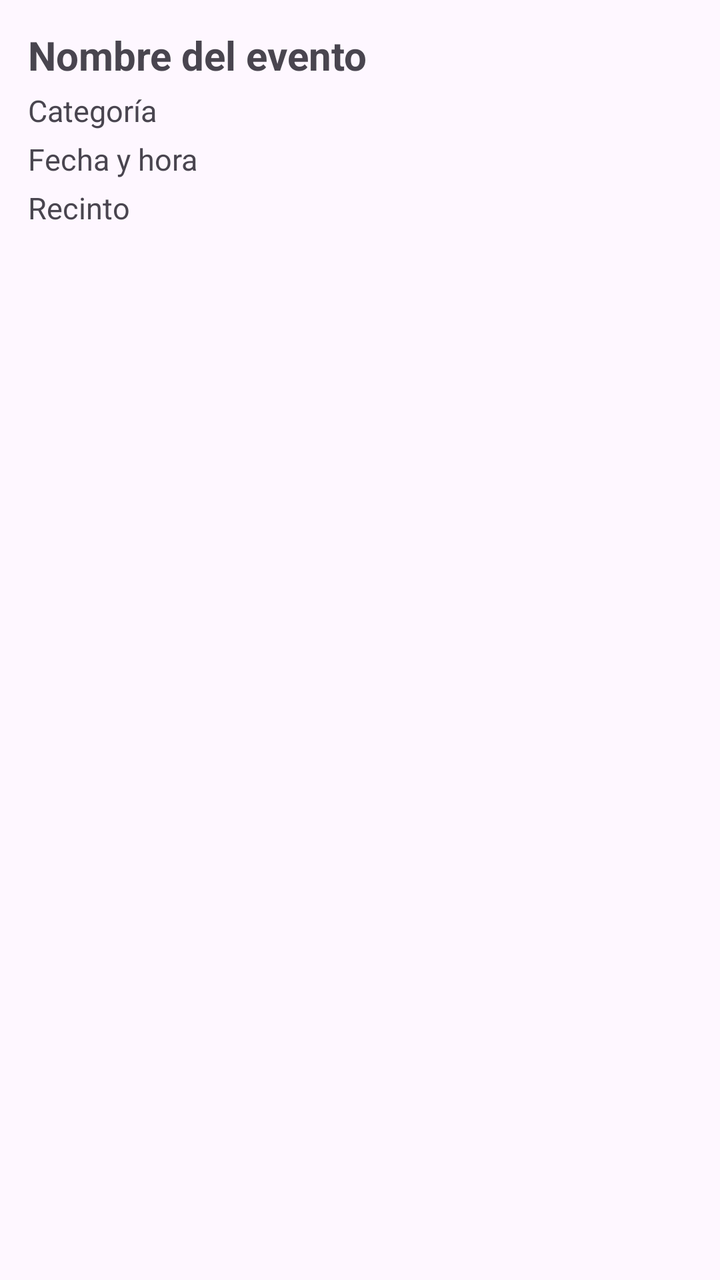
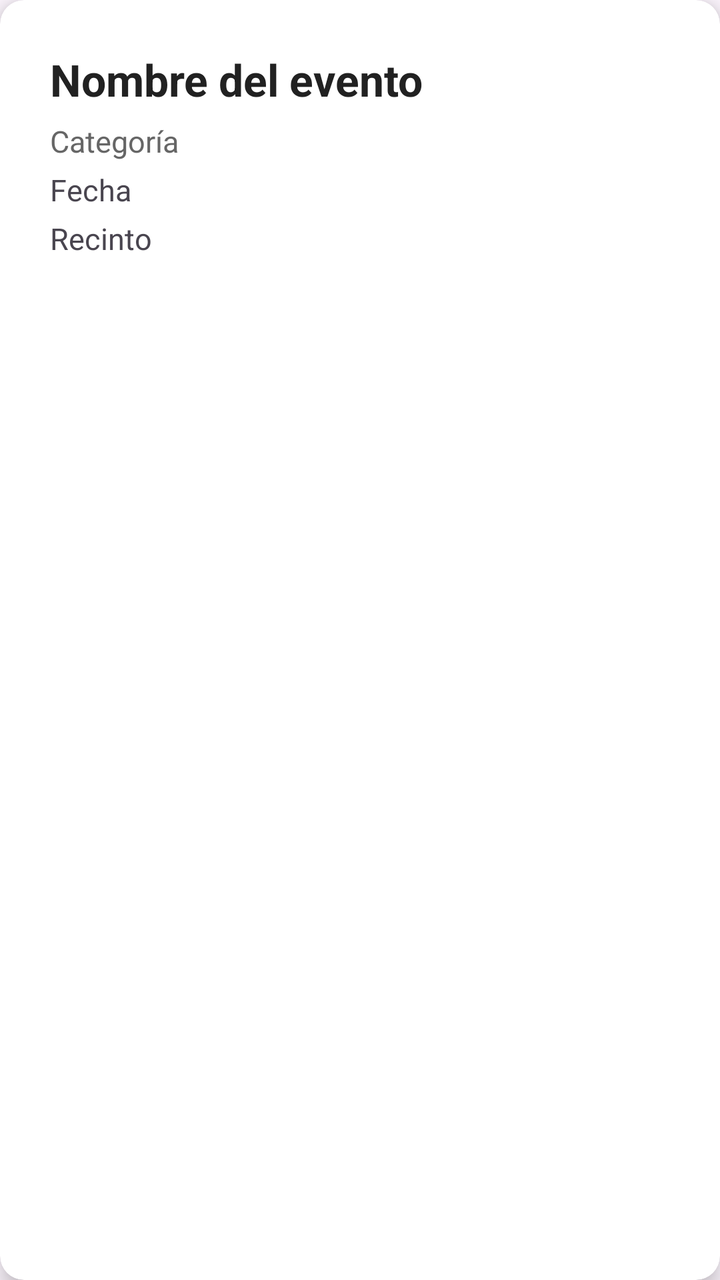

Screens rendered from an Android XML layout before and after an edit, with the pre-edit source and the edit as a unified diff.
<!-- AndroidManifest.xml: application theme Theme.AppEventia -->
<!-- res/layout/item_evento.xml -->
<?xml version="1.0" encoding="utf-8"?>
<LinearLayout
    xmlns:android="http://schemas.android.com/apk/res/android"
    android:layout_width="match_parent"
    android:layout_height="wrap_content"
    android:orientation="vertical"
    android:padding="14dp"
    android:layout_marginBottom="10dp">

    <TextView
        android:id="@+id/eventoNombreText"
        android:layout_width="match_parent"
        android:layout_height="wrap_content"
        android:text="Nombre del evento"
        android:textSize="20sp"
        android:textStyle="bold"/>

    <TextView
        android:id="@+id/eventoCategoriaText"
        android:layout_width="match_parent"
        android:layout_height="wrap_content"
        android:text="Categoría"
        android:textSize="15sp"
        android:layout_marginTop="4dp"/>

    <TextView
        android:id="@+id/eventoFechaText"
        android:layout_width="match_parent"
        android:layout_height="wrap_content"
        android:text="Fecha y hora"
        android:textSize="15sp"
        android:layout_marginTop="4dp"/>

    <TextView
        android:id="@+id/eventoRecintoText"
        android:layout_width="match_parent"
        android:layout_height="wrap_content"
        android:text="Recinto"
        android:textSize="15sp"
        android:layout_marginTop="4dp"/>

</LinearLayout>
<!-- resources referenced by this layout -->
<resources>
  <style name="Theme.AppEventia" parent="Base.Theme.AppEventia" />
  <style name="Base.Theme.AppEventia" parent="Theme.Material3.DayNight.NoActionBar">
          
          
      </style>
</resources>

<!-- the commit's change to res/layout/item_evento.xml (unified diff, before → after) -->
@@ -1,42 +1,56 @@
 <?xml version="1.0" encoding="utf-8"?>
-<LinearLayout
+<androidx.cardview.widget.CardView
     xmlns:android="http://schemas.android.com/apk/res/android"
+    xmlns:card_view="http://schemas.android.com/apk/res-auto"
     android:layout_width="match_parent"
     android:layout_height="wrap_content"
-    android:orientation="vertical"
-    android:padding="14dp"
-    android:layout_marginBottom="10dp">
+    android:layout_marginBottom="12dp"
+    card_view:cardCornerRadius="12dp"
+    card_view:cardElevation="6dp"
+    android:layout_marginStart="8dp"
+    android:layout_marginEnd="8dp"
+    android:layout_marginTop="8dp">
 
-    <TextView
-        android:id="@+id/eventoNombreText"
+    <LinearLayout
         android:layout_width="match_parent"
         android:layout_height="wrap_content"
-        android:text="Nombre del evento"
-        android:textSize="20sp"
-        android:textStyle="bold"/>
+        android:orientation="vertical"
+        android:padding="25dp">
 
-    <TextView
-        android:id="@+id/eventoCategoriaText"
-        android:layout_width="match_parent"
-        android:layout_height="wrap_content"
-        android:text="Categoría"
-        android:textSize="15sp"
-        android:layout_marginTop="4dp"/>
+        <TextView
+            android:id="@+id/eventoNombreText"
+            android:layout_width="match_parent"
+            android:layout_height="wrap_content"
+            android:text="Nombre del evento"
+            android:textSize="22sp"
+            android:textStyle="bold"
+            android:textColor="#212121"/>
 
-    <TextView
-        android:id="@+id/eventoFechaText"
-        android:layout_width="match_parent"
-        android:layout_height="wrap_content"
-        android:text="Fecha y hora"
-        android:textSize="15sp"
-        android:layout_marginTop="4dp"/>
+        <TextView
+            android:id="@+id/eventoCategoriaText"
+            android:layout_width="match_parent"
+            android:layout_height="wrap_content"
+            android:text="Categoría"
+            android:textSize="15sp"
+            android:textColor="#666666"
+            android:layout_marginTop="6dp"/>
 
-    <TextView
-        android:id="@+id/eventoRecintoText"
-        android:layout_width="match_parent"
-        android:layout_height="wrap_content"
-        android:text="Recinto"
-        android:textSize="15sp"
-        android:layout_marginTop="4dp"/>
+        <TextView
+            android:id="@+id/eventoFechaText"
+            android:layout_width="match_parent"
+            android:layout_height="wrap_content"
+            android:text="Fecha"
+            android:textSize="15sp"
+            android:layout_marginTop="4dp"/>
 
-</LinearLayout>
+        <TextView
+            android:id="@+id/eventoRecintoText"
+            android:layout_width="match_parent"
+            android:layout_height="wrap_content"
+            android:text="Recinto"
+            android:textSize="15sp"
+            android:layout_marginTop="4dp"/>
+
+    </LinearLayout>
+
+</androidx.cardview.widget.CardView>
